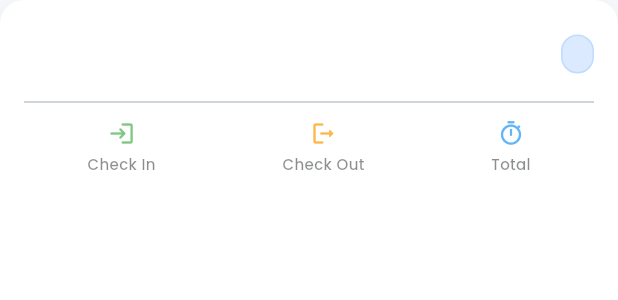
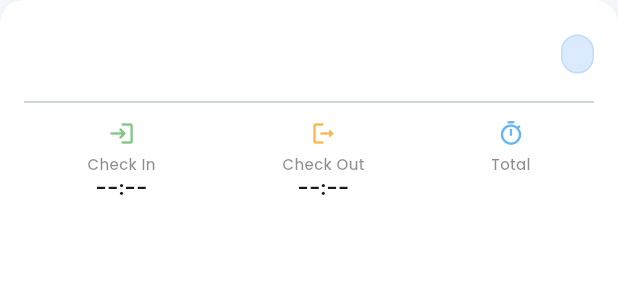
Before and after one commit to moeyanhtun-coding/Ant-Tech-Mobile, a Flutter app: the AttendanceCard widget shown alone on an empty page, opened directly with empty values, on a phone screen of 412 x 824 dp. Shown: the top 300 px of the screen. Run offline on Flutter 3.47's test engine with Material 3 defaults, Android fonts, the phone set to English and light mode, and no system bars; our stand-ins replace dartz, dio, equatable, flutter_bloc, get_it, google_fonts and 2 more; accounts and stored records are empty; network calls fail.

Commit message:
refactor: enhance AttendanceCard widget with time formatting and status display improvements

```diff
--- a/lib/features/attendance/presentation/widgets/attendance_card.dart
+++ b/lib/features/attendance/presentation/widgets/attendance_card.dart
@@ -16,7 +16,9 @@ class AttendanceCard extends StatelessWidget {
     return Container(
       margin: const EdgeInsets.only(bottom: 16),
       decoration: BoxDecoration(
-        color: isDark ? colorScheme.surfaceContainerHighest.withValues(alpha: 0.3) : Colors.white,
+        color: isDark
+            ? colorScheme.surfaceContainerHighest.withValues(alpha: 0.3)
+            : Colors.white,
         borderRadius: BorderRadius.circular(16),
         boxShadow: [
           if (!isDark)
@@ -27,8 +29,8 @@ class AttendanceCard extends StatelessWidget {
             ),
         ],
         border: isDark
-          ? Border.all(color: Colors.white.withValues(alpha: 0.05))
-          : null,
+            ? Border.all(color: Colors.white.withValues(alpha: 0.05))
+            : null,
       ),
       child: Padding(
         padding: const EdgeInsets.all(16),
@@ -65,9 +67,27 @@ class AttendanceCard extends StatelessWidget {
             Row(
               mainAxisAlignment: MainAxisAlignment.spaceAround,
               children: [
-                _buildTimeInfo('Check In', record.checkInTime ?? '--:--', Icons.login_rounded, Colors.green, colorScheme),
-                _buildTimeInfo('Check Out', record.checkOutTime ?? '--:--', Icons.logout_rounded, Colors.orange, colorScheme),
-                _buildTimeInfo('Total', record.totalHours ?? '00:00', Icons.timer_outlined, Colors.blue, colorScheme),
+                _buildTimeInfo(
+                  'Check In',
+                  _formatTime(record.checkInTime),
+                  Icons.login_rounded,
+                  Colors.green,
+                  colorScheme,
+                ),
+                _buildTimeInfo(
+                  'Check Out',
+                  _formatTime(record.checkOutTime),
+                  Icons.logout_rounded,
+                  Colors.orange,
+                  colorScheme,
+                ),
+                _buildTimeInfo(
+                  'Total',
+                  record.totalHours ?? '00:00',
+                  Icons.timer_outlined,
+                  Colors.blue,
+                  colorScheme,
+                ),
               ],
             ),
           ],
@@ -85,15 +105,48 @@ class AttendanceCard extends StatelessWidget {
     }
   }
 
+  String _formatTime(String? timeStr) {
+    if (timeStr == null ||
+        timeStr.isEmpty ||
+        timeStr == '--:--' ||
+        timeStr == '00:00')
+      return '--:--';
+    try {
+      final DateFormat outputFormat = DateFormat('hh:mm a');
+      DateTime dateTime;
+      try {
+        dateTime = DateFormat('HH:mm:ss').parse(timeStr);
+      } catch (_) {
+        try {
+          dateTime = DateFormat('HH:mm').parse(timeStr);
+        } catch (_) {
+          return timeStr;
+        }
+      }
+      return outputFormat.format(dateTime);
+    } catch (e) {
+      return timeStr;
+    }
+  }
+
   Widget _buildStatusBadge(String status) {
     Color bgColor;
     Color textColor;
     Color borderColor;
 
-    if (status.contains('Present')) {
+    if (status == 'Present') {
       bgColor = const Color(0xFFDCFCE7);
       textColor = const Color(0xFF166534);
       borderColor = const Color(0xFFBBF7D0);
+    } else if (status == 'Absent') {
+      bgColor = const Color(0xFFF3F4F6);
+      textColor = const Color(0xFF1F2937);
+      borderColor = const Color(0xFFE5E7EB);
+    } else if (status.contains('Late') && status.contains('Early')) {
+      // Late + Early Left
+      bgColor = const Color(0xFFFEF3C7); // Amber 100
+      textColor = const Color(0xFF92400E); // Amber 800
+      borderColor = const Color(0xFFFDE68A); // Amber 200
     } else if (status.contains('Late')) {
       bgColor = const Color(0xFFFEE2E2);
       textColor = const Color(0xFF991B1B);
@@ -102,15 +155,16 @@ class AttendanceCard extends StatelessWidget {
       bgColor = const Color(0xFFFEF9C3);
       textColor = const Color(0xFF854D0E);
       borderColor = const Color(0xFFFEF08A);
-    } else if (status == 'Absent') {
-      bgColor = const Color(0xFFF3F4F6);
-      textColor = const Color(0xFF1F2937);
-      borderColor = const Color(0xFFE5E7EB);
     } else {
       bgColor = const Color(0xFFDBEAFE);
       textColor = const Color(0xFF1E3A8A);
       borderColor = const Color(0xFFBFDBFE);
     }
+
+    // Display override for refined labels
+    String displayStatus = status;
+    if (status == 'Late + EarlyLeave') displayStatus = 'Late + Early Left';
+    if (status == 'EarlyLeave') displayStatus = 'Early Left';
 
     return Container(
       padding: const EdgeInsets.symmetric(horizontal: 10, vertical: 4),
@@ -120,7 +174,7 @@ class AttendanceCard extends StatelessWidget {
         border: Border.all(color: borderColor),
       ),
       child: Text(
-        status,
+        displayStatus,
         style: GoogleFonts.poppins(
           fontSize: 11,
           fontWeight: FontWeight.w600,
@@ -130,7 +184,13 @@ class AttendanceCard extends StatelessWidget {
     );
   }
 
-  Widget _buildTimeInfo(String label, String time, IconData icon, Color color, ColorScheme colorScheme) {
+  Widget _buildTimeInfo(
+    String label,
+    String time,
+    IconData icon,
+    Color color,
+    ColorScheme colorScheme,
+  ) {
     return Column(
       children: [
         Icon(icon, size: 18, color: color.withValues(alpha: 0.7)),
```
